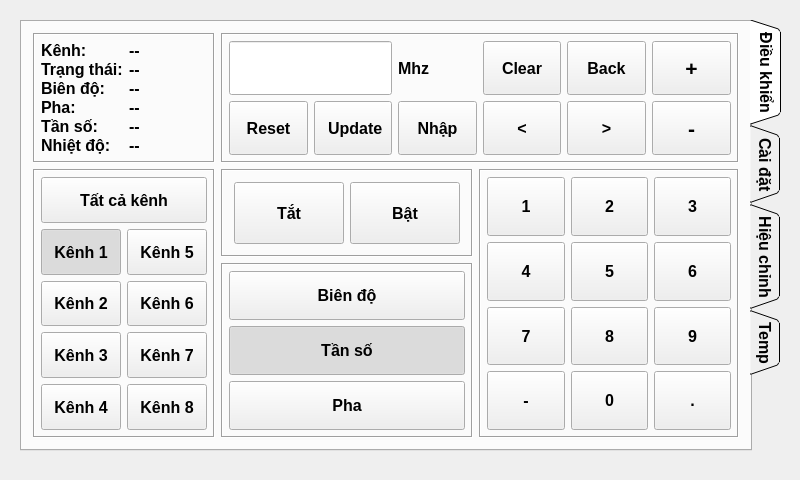
Above: mainwindow.ui from kimphg/rasPi before the change. Below: the same form after it.
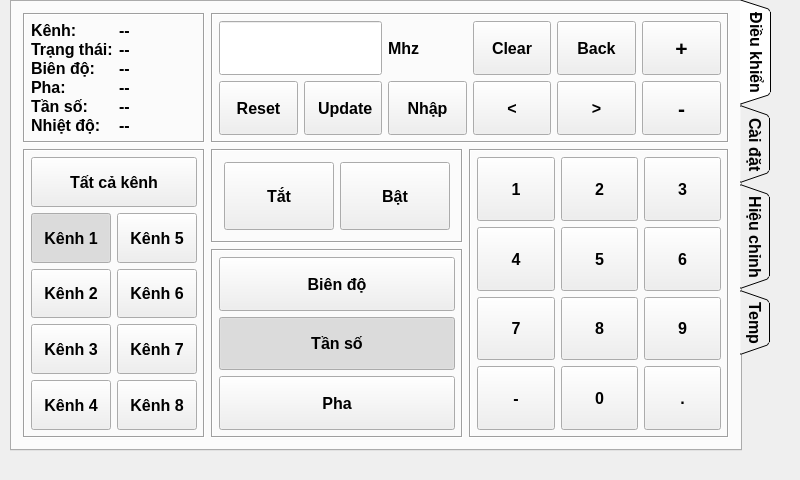
That is the form after the change. Icons and pictures are not drawn.

What changed in the file:
```diff
--- a/mainwindow.ui
+++ b/mainwindow.ui
@@ -24,10 +24,10 @@
    <widget class="QTabWidget" name="tabWidget">
     <property name="geometry">
      <rect>
-      <x>20</x>
-      <y>20</y>
+      <x>10</x>
+      <y>0</y>
       <width>761</width>
-      <height>431</height>
+      <height>451</height>
      </rect>
     </property>
     <property name="font">
@@ -51,7 +51,7 @@
      </size>
     </property>
     <property name="elideMode">
-     <enum>Qt::ElideMiddle</enum>
+     <enum>Qt::ElideNone</enum>
     </property>
     <widget class="QWidget" name="tab">
      <attribute name="icon">
@@ -1629,6 +1629,26 @@
      </widget>
     </widget>
    </widget>
+   <widget class="QLabel" name="label_4">
+    <property name="geometry">
+     <rect>
+      <x>10</x>
+      <y>10</y>
+      <width>291</width>
+      <height>61</height>
+     </rect>
+    </property>
+    <property name="font">
+     <font>
+      <pointsize>16</pointsize>
+     </font>
+    </property>
+    <property name="text">
+     <string>SYSTEM INITIALIZING...</string>
+    </property>
+   </widget>
+   <zorder>label_4</zorder>
+   <zorder>tabWidget</zorder>
   </widget>
  </widget>
  <layoutdefault spacing="6" margin="11"/>
```
